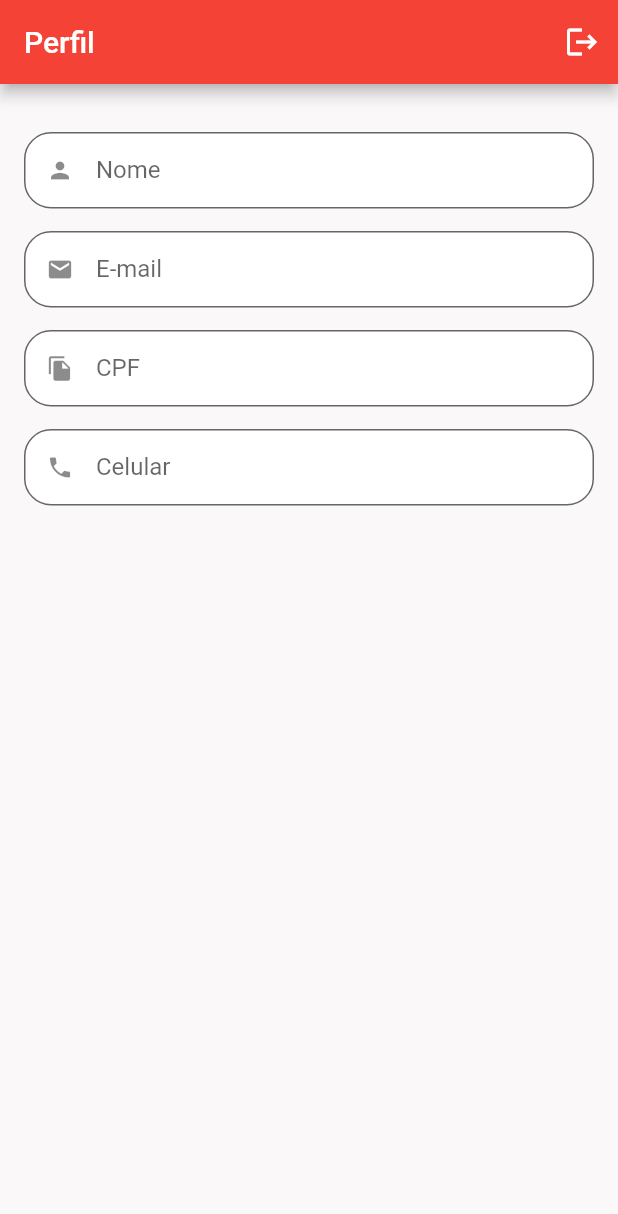
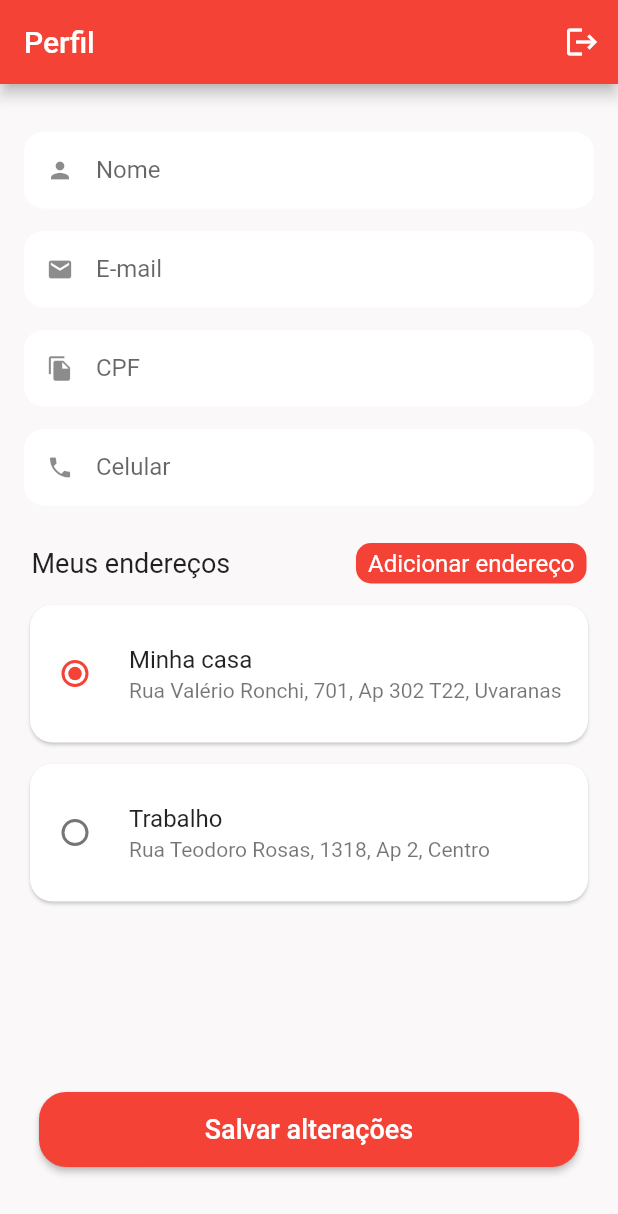
Before and after one commit to abrunaanunes/pizzaria-flutter, a Flutter app: the ProfilePage screen opened directly, on a phone screen of 412 x 824 dp. Shown: the top 1214 px of the screen. Run offline on Flutter 3.47's test engine with Material 2 defaults, Android fonts, the phone set to English and light mode, and no system bars; our stand-ins replace badges, mask_text_input_formatter.

Commit message:
Incluindo endereço na página de perfil

```diff
--- a/lib/src/models/address.dart
+++ b/lib/src/models/address.dart
@@ -7,6 +7,8 @@ class Address {
   String state;
   String zipCode;
   String country;
+  bool isMain;
+  String name;
 
   Address({
     required this.address,
@@ -17,5 +19,7 @@ class Address {
     required this.state,
     required this.zipCode,
     required this.country,
+    required this.isMain,
+    required this.name,
   });
 }
--- /dev/null
+++ b/lib/src/pages/profile/address/address_page.dart
@@ -0,0 +1,10 @@
+import 'package:flutter/material.dart';
+
+class AddressPage extends StatelessWidget {
+  const AddressPage({super.key});
+
+  @override
+  Widget build(BuildContext context) {
+    return Container();
+  }
+}
--- /dev/null
+++ b/lib/src/pages/profile/components/address_tile.dart
@@ -0,0 +1,52 @@
+import 'package:flutter/material.dart';
+import 'package:gopizza/src/models/address.dart';
+
+class AddressTile extends StatelessWidget {
+  AddressTile({
+    super.key,
+    required this.address,
+    this.isMain = 0,
+  });
+  Address address;
+  final int isMain;
+
+  @override
+  Widget build(BuildContext context) {
+    return Column(
+      crossAxisAlignment: CrossAxisAlignment.stretch,
+      children: [
+        Card(
+          elevation: 1,
+          shadowColor: Colors.grey.shade300,
+          shape: RoundedRectangleBorder(
+            borderRadius: BorderRadius.circular(15),
+          ),
+          clipBehavior: Clip.antiAlias,
+          child: Row(
+            children: [
+              Expanded(
+                child: Padding(
+                  padding: const EdgeInsets.all(10),
+                  child: Column(
+                    crossAxisAlignment: CrossAxisAlignment.stretch,
+                    children: [
+                      RadioListTile(
+                        contentPadding: EdgeInsets.zero,
+                        value: isMain,
+                        groupValue: 1,
+                        onChanged: (val) => {},
+                        title: Text(address.name),
+                        subtitle: Text(
+                            '${address.address}, ${address.number}, ${address.complement}, ${address.neighborhood}'),
+                      ),
+                    ],
+                  ),
+                ),
+              )
+            ],
+          ),
+        )
+      ],
+    );
+  }
+}
--- /dev/null
+++ b/lib/src/pages/profile/components/cusotm_text_field.dart
@@ -0,0 +1,66 @@
+import 'package:flutter/material.dart';
+import 'package:flutter/services.dart';
+
+class CustomTextField extends StatefulWidget {
+  final IconData icon;
+  final String label;
+  final bool isSecret;
+  final List<TextInputFormatter>? inputFormatters;
+
+  const CustomTextField({
+    super.key,
+    required this.icon,
+    required this.label,
+    this.isSecret = false,
+    this.inputFormatters,
+  });
+
+  @override
+  State<CustomTextField> createState() => _CustomTextFieldState();
+}
+
+class _CustomTextFieldState extends State<CustomTextField> {
+  bool isObscure = false;
+
+  @override
+  void initState() {
+    isObscure = widget.isSecret;
+    super.initState();
+  }
+
+  @override
+  Widget build(BuildContext context) {
+    return Padding(
+      padding: const EdgeInsets.only(bottom: 15),
+      child: TextFormField(
+        inputFormatters: widget.inputFormatters,
+        obscureText: isObscure,
+        decoration: InputDecoration(
+          filled: true,
+          fillColor: Colors.white,
+          prefixIcon: Icon(widget.icon),
+          suffixIcon: widget.isSecret
+              ? IconButton(
+                  onPressed: () {
+                    setState(() {
+                      isObscure = !isObscure;
+                    });
+                  },
+                  icon:
+                      Icon(isObscure ? Icons.visibility : Icons.visibility_off),
+                )
+              : null,
+          labelText: widget.label,
+          isDense: true,
+          border: OutlineInputBorder(
+            borderRadius: BorderRadius.circular(13),
+            borderSide: const BorderSide(
+              width: 0,
+              style: BorderStyle.none,
+            ),
+          ),
+        ),
+      ),
+    );
+  }
+}
--- a/lib/src/pages/profile/profile_page.dart
+++ b/lib/src/pages/profile/profile_page.dart
@@ -1,5 +1,9 @@
 import 'package:flutter/material.dart';
-import 'package:gopizza/src/pages/components/custom_text_field.dart';
+import 'package:gopizza/src/pages/profile/address/address_page.dart';
+import 'package:gopizza/src/pages/profile/components/address_tile.dart';
+import 'package:gopizza/src/pages/profile/components/cusotm_text_field.dart';
+import 'package:gopizza/src/repositories/user_repository.dart'
+    as user_repository;
 
 class ProfilePage extends StatelessWidget {
   const ProfilePage({super.key});
@@ -18,16 +22,107 @@ class ProfilePage extends StatelessWidget {
             ),
           ],
         ),
-      body: ListView(
-        physics: const BouncingScrollPhysics(),
+        body: Padding(
           padding: const EdgeInsets.fromLTRB(16, 32, 16, 16),
-        children: const [
-          CustomTextField(icon: Icons.person, label: "Nome"),
-          CustomTextField(icon: Icons.email, label: "E-mail"),
-          CustomTextField(icon: Icons.file_copy, label: "CPF"),
-          CustomTextField(icon: Icons.phone, label: "Celular"),
+          child: Column(
+            crossAxisAlignment: CrossAxisAlignment.stretch,
+            children: [
+              const CustomTextField(icon: Icons.person, label: "Nome"),
+              const CustomTextField(icon: Icons.email, label: "E-mail"),
+              const CustomTextField(icon: Icons.file_copy, label: "CPF"),
+              const CustomTextField(icon: Icons.phone, label: "Celular"),
+              Padding(
+                padding: const EdgeInsets.symmetric(
+                  vertical: 10,
+                  horizontal: 5,
+                ),
+                child: Row(
+                  mainAxisAlignment: MainAxisAlignment.spaceBetween,
+                  children: [
+                    const Text(
+                      'Meus endereços',
+                      style: TextStyle(
+                        fontSize: 18,
+                      ),
+                    ),
+                    GestureDetector(
+                      onTap: () {
+                        Navigator.of(context).push(
+                          MaterialPageRoute(
+                            builder: (c) {
+                              return const AddressPage();
+                            },
+                          ),
+                        );
+                      },
+                      child: Container(
+                        padding: const EdgeInsets.symmetric(
+                            vertical: 4, horizontal: 8),
+                        decoration: const BoxDecoration(
+                          color: Colors.red,
+                          borderRadius: BorderRadius.all(Radius.circular(10)),
+                        ),
+                        child: const Text(
+                          'Adicionar endereço',
+                          style: TextStyle(
+                            color: Colors.white,
+                            fontSize: 16,
+                          ),
+                        ),
+                      ),
+                    ),
                   ],
                 ),
+              ),
+              Expanded(
+                child: ListView.separated(
+                  physics: const BouncingScrollPhysics(),
+                  itemBuilder: (_, index) {
+                    return AddressTile(
+                      address: user_repository.addresses[index],
+                      isMain: index == 0 ? 1 : 0,
                     );
+                  },
+                  separatorBuilder: (_, index) {
+                    return const SizedBox(
+                      height: 6,
+                    );
+                  },
+                  itemCount: user_repository.addresses.length,
+                ),
+              ),
+              Container(
+                height: 120,
+                child: Padding(
+                  padding:
+                      const EdgeInsets.symmetric(horizontal: 10, vertical: 30),
+                  child: Column(
+                    crossAxisAlignment: CrossAxisAlignment.stretch,
+                    children: [
+                      Expanded(child: Container()),
+                      SizedBox(
+                        height: 50,
+                        child: ElevatedButton(
+                          style: ElevatedButton.styleFrom(
+                            shape: RoundedRectangleBorder(
+                              borderRadius: BorderRadius.circular(18),
+                            ),
+                          ),
+                          onPressed: () {},
+                          child: const Text(
+                            "Salvar alterações",
+                            style: TextStyle(
+                              fontSize: 18,
+                            ),
+                          ),
+                        ),
+                      ),
+                    ],
+                  ),
+                ),
+              ),
+            ],
+          ),
+        ));
   }
 }
--- a/lib/src/repositories/user_repository.dart
+++ b/lib/src/repositories/user_repository.dart
@@ -1,13 +1,7 @@
 import 'package:gopizza/src/models/address.dart';
 import 'package:gopizza/src/models/user.dart';
 
-User user = User(
-    name: 'Maria Eduarda',
-    email: 'mariaeduarda@alunos.utfpr.edu.br',
-    cpf: '',
-    phone: '(12) 9999-0000',
-    address: [
-      Address(
+Address address1 = Address(
   address: 'Rua Valério Ronchi',
   number: '701',
   complement: 'Ap 302 T22',
@@ -16,5 +10,32 @@ User user = User(
   state: 'Paraná',
   zipCode: '84030-320',
   country: 'Brasil',
-      ),
-    ]);
+  isMain: true,
+  name: 'Minha casa',
+);
+
+Address address2 = Address(
+  address: 'Rua Teodoro Rosas',
+  number: '1318',
+  complement: 'Ap 2',
+  neighborhood: 'Centro',
+  city: 'Ponta Grossa',
+  state: 'Paraná',
+  zipCode: '84030-000',
+  country: 'Brasil',
+  isMain: false,
+  name: 'Trabalho',
+);
+
+List<Address> addresses = [
+  address1,
+  address2,
+];
+
+User user = User(
+  name: 'Maria Eduarda',
+  email: 'mariaeduarda@alunos.utfpr.edu.br',
+  cpf: '',
+  phone: '(12) 9999-0000',
+  address: addresses,
+);
```
Lines whose indentation alone changed are shown as unchanged.
